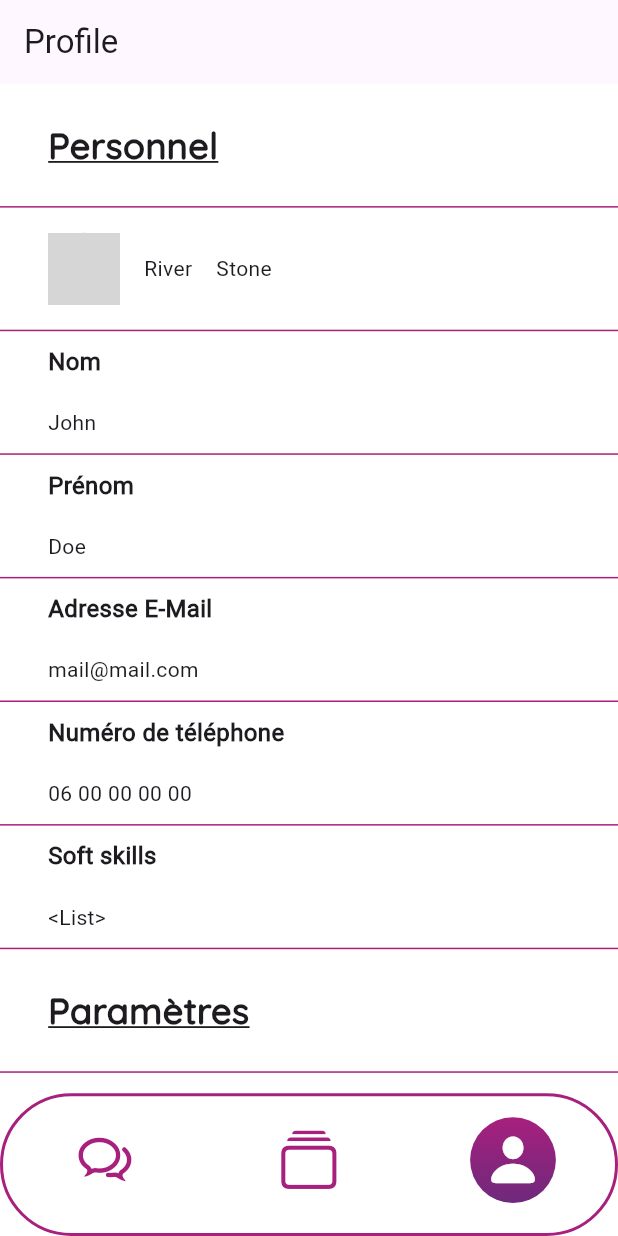
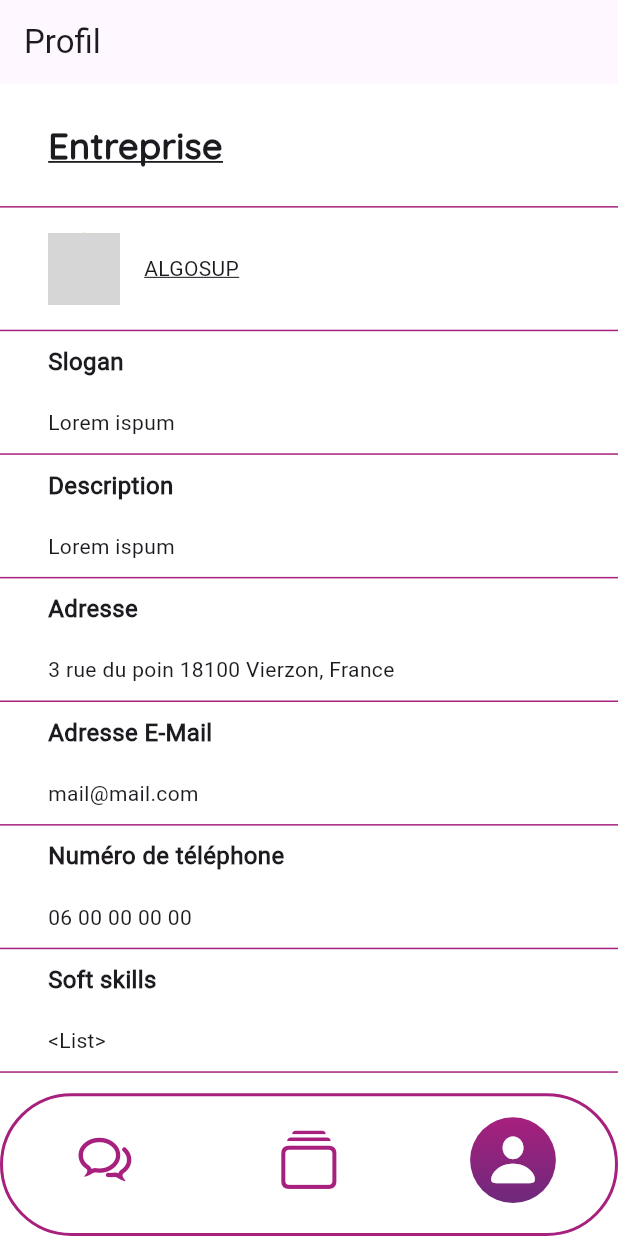
Before and after one commit to algosup/2023-2024-project-5-flutter-team-6, a Flutter app: the Profile screen opened by its route, on a phone screen of 412 x 824 dp. Run offline on Flutter 3.47's test engine with Material 3 defaults, Android fonts, the phone set to English and light mode, and no system bars; our stand-ins replace appinio_swiper, cloud_firestore, firebase_auth, firebase_core, firebase_storage, go_router; accounts and stored records are empty; network calls fail; grey boxes are pictures that could not be loaded.

Commit message:
company/user diff

```diff
--- a/src/adopte_un_candidat/lib/profile.dart
+++ b/src/adopte_un_candidat/lib/profile.dart
@@ -10,28 +10,55 @@ class Profile extends StatelessWidget {
 
   @override
   Widget build(BuildContext context) {
+
+    String typeAccount = 'company';  // look the root name of the db to get user OR company
+    List<Widget> widgets = [];
+
+    if(typeAccount == 'user') {
+      widgets.add(const ProfileRowCategory(title: 'Personnel'),);
+      widgets.add(const ProfileRowUser(name: 'River' , lastName: 'Stone',),);
+      widgets.add(const ProfileRowCommon(title: 'Nom', content: 'John', type: TextInputType.name,),);
+      widgets.add(const ProfileRowCommon(title: 'Prénom', content: 'Doe', type: TextInputType.name),);
+      widgets.add(const ProfileRowCommon(title: 'Adresse E-Mail', content: 'mail@mail.com', type: TextInputType.emailAddress,),);
+      widgets.add(const ProfileRowCommon(title: 'Numéro de téléphone', content: '06 00 00 00 00', type: TextInputType.phone,),);
+      widgets.add(const ProfileRowCommon(title: 'Soft skills', content: '<List>', type: TextInputType.none,),);
+      widgets.add(const ProfileRowPage(title: 'Cartes enregistrées'),);
+      widgets.add(const ProfileRowCategory(title: 'Paramètres'),);
+      widgets.add(const ProfileRowPage(title: 'Modifier les paramètres'),);
+      widgets.add(const ProfileRowCommon(title: 'Langue', content: 'Français', type: TextInputType.none,),);
+      widgets.add(const ProfileRowCategory(title: 'Légal'),);
+      widgets.add(const ProfileRowPage(title: 'Politique de confidentialité'),);
+      widgets.add(const ProfileRowPage(title: 'License'),);
+      widgets.add(const ProfileRowPage(title: 'Conditions générales d\'utilisitation'),);
+    }
+    else{
+      widgets.add(const ProfileRowCategory(title: 'Entreprise'),);
+      widgets.add(const ProfileRowCompany(name: 'ALGOSUP',),);
+      widgets.add(const ProfileRowCommon(title: 'Slogan', content: 'Lorem ispum', type: TextInputType.name,),);
+      widgets.add(const ProfileRowCommon(title: 'Description', content: 'Lorem ispum', type: TextInputType.name),);
+      widgets.add(const ProfileRowCommon(title: 'Adresse', content: '3 rue du poin 18100 Vierzon, France', type: TextInputType.streetAddress,),);
+      widgets.add(const ProfileRowCommon(title: 'Adresse E-Mail', content: 'mail@mail.com', type: TextInputType.emailAddress,),);
+      widgets.add(const ProfileRowCommon(title: 'Numéro de téléphone', content: '06 00 00 00 00', type: TextInputType.phone,),);
+      widgets.add(const ProfileRowCommon(title: 'Soft skills', content: '<List>', type: TextInputType.none,),);
+      widgets.add(const ProfileRowPage(title: 'Vos offres'),);
+      widgets.add(const ProfileRowCategory(title: 'Paramètres'),);
+      widgets.add(const ProfileRowPage(title: 'Modifier les paramètres'),);
+      widgets.add(const ProfileRowCommon(title: 'Langue', content: 'Français', type: TextInputType.none,),);
+      widgets.add(const ProfileRowCategory(title: 'Légal'),);
+      widgets.add(const ProfileRowPage(title: 'Politique de confidentialité'),);
+      widgets.add(const ProfileRowPage(title: 'License'),);
+      widgets.add(const ProfileRowPage(title: 'Conditions générales d\'utilisitation'),);
+    }
+
     return Scaffold(
       backgroundColor: Colors.white,
       appBar: AppBar(
-        title: const Text('Profile'),
+        title: const Text('Profil'),
 
       ),
       body: ListView(
         children:  [
-          const ProfileRowCategory(title: 'Personnel'),
-          const ProfileRowUser(name: 'River' , lastName: 'Stone',),
-          const ProfileRowCommon(title: 'Nom', content: 'John', type: TextInputType.name,),
-          const ProfileRowCommon(title: 'Prénom', content: 'Doe', type: TextInputType.name),
-          const ProfileRowCommon(title: 'Adresse E-Mail', content: 'mail@mail.com', type: TextInputType.emailAddress,),
-          const ProfileRowCommon(title: 'Numéro de téléphone', content: '06 00 00 00 00', type: TextInputType.phone,),
-          const ProfileRowCommon(title: 'Soft skills', content: '<List>', type: TextInputType.none,),
-          const ProfileRowCategory(title: 'Paramètres'),
-          const ProfileRowPage(title: 'Modifier les paramètres'),
-          const ProfileRowCommon(title: 'Langue', content: 'Français', type: TextInputType.none,),
-          const ProfileRowCategory(title: 'Légal'),
-          const ProfileRowPage(title: 'Politique de confidentialité'),
-          const ProfileRowPage(title: 'License'),
-          const ProfileRowPage(title: 'Conditions générales d\'utilisitation'),
+          ...widgets,
           FloatingActionButton(
             elevation: 0,
             backgroundColor: const Color(0xFFFFFFFF),
--- a/src/adopte_un_candidat/lib/widgets/profile_row.dart
+++ b/src/adopte_un_candidat/lib/widgets/profile_row.dart
@@ -179,3 +179,41 @@ class ProfileRowUser extends StatelessWidget {
     );
   }
 }
+
+class ProfileRowCompany extends StatelessWidget {
+  final String name;
+
+  const ProfileRowCompany({super.key, required this.name});
+
+  @override
+  Widget build(BuildContext context) {
+    return Container(
+      padding: const EdgeInsets.symmetric(horizontal: 32),
+      height: MediaQuery.of(context).size.height * 0.10,
+      decoration: const BoxDecoration(
+        border: Border(
+          bottom: BorderSide(
+            color: Color(0xFFA7207D),
+          ),
+        ),
+      ),
+      child: Center(
+        child: Row(
+          mainAxisAlignment: MainAxisAlignment.start,
+          crossAxisAlignment: CrossAxisAlignment.center,
+          children: [
+            const CircleAvatar(
+              radius: 24,
+              backgroundColor: Colors.amber,
+              foregroundImage: NetworkImage(
+                "https://firebasestorage.googleapis.com/v0/b/adopte-un-candidat.appspot.com/o/company%2Falgosup.png?alt=media&token=34e1a449-5117-4333-8ed8-561cff132621",
+              ),
+            ),
+            const SizedBox(width: 16),
+            Text(name, style: const TextStyle(decoration: TextDecoration.underline),),
+          ],
+        ),
+      ),
+    );
+  }
+}
```
